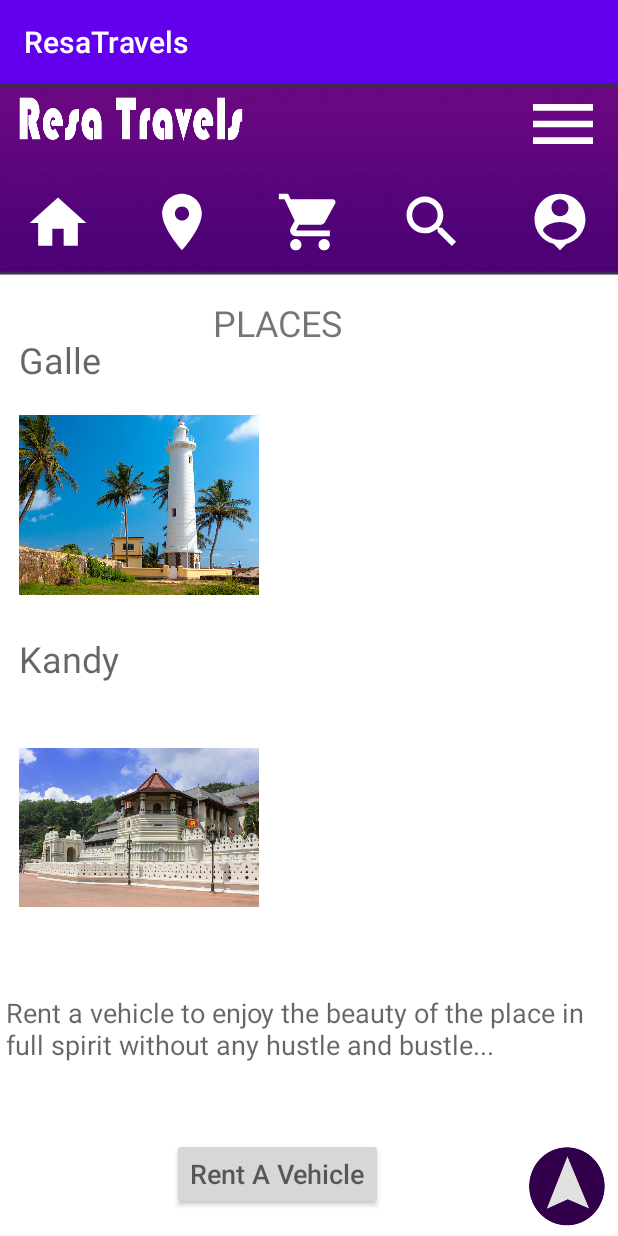
After one commit to Heesha14/ResaTravels, an Android app: the Heesha_User_Display_Places screen opened directly, with no data from a screen before it, on a phone screen of 412 x 824 dp. The commit adds this screen. Run offline under Robolectric (Android 15) with nearby library versions, the phone set to English and light mode, and no system bars.

Commit message:
Interface Place and Vehicle done

```diff
--- a/app/src/main/AndroidManifest.xml
+++ b/app/src/main/AndroidManifest.xml
@@ -9,6 +9,8 @@
         android:roundIcon="@mipmap/ic_launcher_round"
         android:supportsRtl="true"
         android:theme="@style/AppTheme">
+        <activity android:name=".Heesha_User_Display_Vehicles"></activity>
+        <activity android:name=".Heesha_User_Display_Places" />
         <activity android:name=".MainActivity">
             <intent-filter>
                 <action android:name="android.intent.action.MAIN" />
--- /dev/null
+++ b/app/src/main/java/com/example/resatravels/Heesha_User_Display_Places.java
@@ -0,0 +1,20 @@
+package com.example.resatravels;
+
+import androidx.appcompat.app.AppCompatActivity;
+
+import android.content.Intent;
+import android.os.Bundle;
+import android.view.View;
+
+public class Heesha_User_Display_Places extends AppCompatActivity {
+
+    @Override
+    protected void onCreate(Bundle savedInstanceState) {
+        super.onCreate(savedInstanceState);
+        setContentView(R.layout.activity_heesha__user__display__places);
+    }
+    public void redirectToVehicle(View view){
+        Intent intent = new Intent(this, Heesha_User_Display_Vehicles.class);
+        startActivity(intent);
+    }
+}
--- /dev/null
+++ b/app/src/main/res/layout/activity_heesha__user__display__places.xml
@@ -0,0 +1,190 @@
+<?xml version="1.0" encoding="utf-8"?>
+<androidx.constraintlayout.widget.ConstraintLayout xmlns:android="http://schemas.android.com/apk/res/android"
+    xmlns:app="http://schemas.android.com/apk/res-auto"
+    xmlns:tools="http://schemas.android.com/tools"
+    android:layout_width="match_parent"
+    android:layout_height="match_parent"
+    android:background="@drawable/header"
+    tools:context=".Heesha_User_Display_Places">
+
+<View
+android:id="@+id/view"
+android:layout_width="58dp"
+android:layout_height="61dp"
+android:layout_marginEnd="6dp"
+android:layout_marginBottom="1dp"
+android:background="@drawable/untitled_2_copy"
+app:layout_constraintBottom_toBottomOf="parent"
+app:layout_constraintEnd_toEndOf="parent" />
+
+<View
+android:id="@+id/view2"
+android:layout_width="158dp"
+android:layout_height="44dp"
+android:layout_marginStart="8dp"
+android:background="@drawable/untitled_2"
+app:layout_constraintBottom_toBottomOf="parent"
+app:layout_constraintStart_toStartOf="parent"
+app:layout_constraintTop_toTopOf="parent"
+app:layout_constraintVertical_bias="0.004" />
+
+<View
+android:id="@+id/view3"
+android:layout_width="53dp"
+android:layout_height="53dp"
+android:layout_marginStart="155dp"
+android:background="@drawable/ic_baseline_menu_24"
+app:layout_constraintBottom_toBottomOf="parent"
+app:layout_constraintEnd_toEndOf="parent"
+app:layout_constraintHorizontal_bias="0.725"
+app:layout_constraintStart_toEndOf="@+id/view2"
+app:layout_constraintTop_toTopOf="parent"
+app:layout_constraintVertical_bias="0.0" />
+
+<View
+android:id="@+id/view6"
+android:layout_width="45dp"
+android:layout_height="45dp"
+android:layout_marginStart="16dp"
+android:layout_marginEnd="37dp"
+android:background="@drawable/ic_baseline_home_24"
+app:layout_constraintBottom_toBottomOf="parent"
+app:layout_constraintEnd_toStartOf="@+id/view7"
+app:layout_constraintHorizontal_bias="0.0"
+app:layout_constraintStart_toStartOf="parent"
+app:layout_constraintTop_toTopOf="parent"
+app:layout_constraintVertical_bias="0.097" />
+
+<View
+android:id="@+id/view7"
+android:layout_width="45dp"
+android:layout_height="45dp"
+android:layout_marginEnd="40dp"
+android:background="@drawable/ic_baseline_location_on_24"
+app:layout_constraintBottom_toBottomOf="parent"
+app:layout_constraintEnd_toStartOf="@+id/view8"
+app:layout_constraintTop_toTopOf="parent"
+app:layout_constraintVertical_bias="0.096" />
+
+<View
+android:id="@+id/view8"
+android:layout_width="45dp"
+android:layout_height="45dp"
+android:layout_marginEnd="36dp"
+android:background="@drawable/ic_baseline_shopping_cart_24"
+app:layout_constraintBottom_toBottomOf="parent"
+app:layout_constraintEnd_toStartOf="@+id/view9"
+app:layout_constraintTop_toTopOf="parent"
+app:layout_constraintVertical_bias="0.096" />
+
+    <View
+        android:id="@+id/view9"
+        android:layout_width="45dp"
+        android:layout_height="45dp"
+        android:layout_marginEnd="40dp"
+        android:background="@drawable/ic_baseline_search_24"
+        app:layout_constraintBottom_toBottomOf="parent"
+        app:layout_constraintEnd_toStartOf="@+id/view10"
+        app:layout_constraintTop_toTopOf="parent"
+        app:layout_constraintVertical_bias="0.096" />
+
+<View
+android:id="@+id/view10"
+android:layout_width="45dp"
+android:layout_height="45dp"
+android:layout_marginEnd="16dp"
+android:background="@drawable/ic_baseline_person_pin_24"
+app:layout_constraintBottom_toBottomOf="parent"
+app:layout_constraintEnd_toEndOf="parent"
+app:layout_constraintTop_toTopOf="parent"
+app:layout_constraintVertical_bias="0.096" />
+
+    <TextView
+        android:id="@+id/h_title_galle"
+        android:layout_width="wrap_content"
+        android:layout_height="wrap_content"
+        android:hint="@string/h_user_place_name_galle"
+        android:textSize="24sp"
+        app:layout_constraintBottom_toBottomOf="parent"
+        app:layout_constraintEnd_toEndOf="parent"
+        app:layout_constraintHorizontal_bias="0.036"
+        app:layout_constraintStart_toStartOf="parent"
+        app:layout_constraintTop_toTopOf="parent"
+        app:layout_constraintVertical_bias="0.228" />
+
+    <TextView
+        android:id="@+id/h_title_topic"
+        android:layout_width="wrap_content"
+        android:layout_height="wrap_content"
+        android:text="PLACES"
+        android:textSize="24sp"
+        app:layout_constraintBottom_toBottomOf="parent"
+        app:layout_constraintEnd_toEndOf="parent"
+        app:layout_constraintHorizontal_bias="0.436"
+        app:layout_constraintStart_toStartOf="parent"
+        app:layout_constraintTop_toTopOf="parent"
+        app:layout_constraintVertical_bias="0.194" />
+
+    <ImageView
+        android:id="@+id/h_place_galle"
+        android:layout_width="160dp"
+        android:layout_height="155dp"
+        android:src="@drawable/galle"
+        app:layout_constraintBottom_toBottomOf="parent"
+        app:layout_constraintEnd_toEndOf="parent"
+        app:layout_constraintHorizontal_bias="0.051"
+        app:layout_constraintStart_toStartOf="parent"
+        app:layout_constraintTop_toTopOf="parent"
+        app:layout_constraintVertical_bias="0.331" />
+
+    <TextView
+        android:id="@+id/h_title_kandy"
+        android:layout_width="wrap_content"
+        android:layout_height="wrap_content"
+        android:hint="@string/h_user_place_name_kandy"
+        android:textSize="24sp"
+        app:layout_constraintBottom_toBottomOf="parent"
+        app:layout_constraintEnd_toEndOf="parent"
+        app:layout_constraintHorizontal_bias="0.037"
+        app:layout_constraintStart_toStartOf="parent"
+        app:layout_constraintTop_toTopOf="parent"
+        app:layout_constraintVertical_bias="0.499" />
+
+    <ImageView
+        android:id="@+id/h_place_kandy"
+        android:layout_width="160dp"
+        android:layout_height="155dp"
+        android:src="@drawable/kandy"
+        app:layout_constraintBottom_toBottomOf="parent"
+        app:layout_constraintEnd_toEndOf="parent"
+        app:layout_constraintHorizontal_bias="0.051"
+        app:layout_constraintStart_toStartOf="parent"
+        app:layout_constraintTop_toTopOf="parent"
+        app:layout_constraintVertical_bias="0.682" />
+
+    <TextView
+        android:id="@+id/h_go_place_to_vehicle_text"
+        android:layout_width="400dp"
+        android:layout_height="68dp"
+        android:layout_marginStart="4dp"
+        android:hint="@string/h_user_place_to_vehicle_courage_text"
+        android:textSize="18sp"
+        app:layout_constraintBottom_toBottomOf="parent"
+        app:layout_constraintStart_toStartOf="parent"
+        app:layout_constraintTop_toTopOf="parent"
+        app:layout_constraintVertical_bias="0.867" />
+
+    <Button
+        android:id="@+id/h_click_from_place_to_vehicle"
+        android:layout_width="wrap_content"
+        android:layout_height="wrap_content"
+        android:hint="@string/h_user_place_to_vehicle"
+        android:textSize="18sp"
+        app:layout_constraintBottom_toBottomOf="parent"
+        app:layout_constraintEnd_toEndOf="parent"
+        app:layout_constraintHorizontal_bias="0.394"
+        app:layout_constraintStart_toStartOf="@+id/h_title_kandy"
+        app:layout_constraintTop_toTopOf="parent"
+        app:layout_constraintVertical_bias="0.976" />
+
+</androidx.constraintlayout.widget.ConstraintLayout>
--- a/app/src/main/res/values/strings.xml
+++ b/app/src/main/res/values/strings.xml
@@ -1,3 +1,10 @@
 <resources>
     <string name="app_name">ResaTravels</string>
+    <string name="h_home_to_place">Rides in Places</string>
+    <string name="h_user_place_name_galle">Galle</string>
+    <string name="h_user_place_name_kandy">Kandy</string>
+    <string name="h_user_place_to_vehicle_courage_text">Rent a vehicle to enjoy the beauty of the place in full spirit without any hustle and bustle...</string>
+    <string name="h_user_place_to_vehicle">Rent A Vehicle</string>
+    <string name="h_user_search_by_vehicle">Search by Vehicle</string>
+    <string name="h_user_click_vehicle_to_booking">Book Now</string>
 </resources>
```
Also changed, not shown: app/src/main/java/com/example/resatravels/Heesha_User_Display_Vehicles.java (added, +14 -0 lines), app/src/main/res/layout/activity_heesha__user__display__vehicles.xml (added, +186 -0 lines), app/src/main/res/drawable/car_premio.jpg (added), app/src/main/res/drawable/galle.jpg (added), app/src/main/res/drawable/kandy.jpg (added), app/src/main/res/drawable/katharagama.jpg (added), app/src/main/res/drawable/matara.jpg (added), app/src/main/res/drawable/minivan_mercedes.jpg (added), app/src/main/res/drawable/nuwaraeliya.jpg (added), app/src/main/res/drawable/van_kdh.jpg (added).
